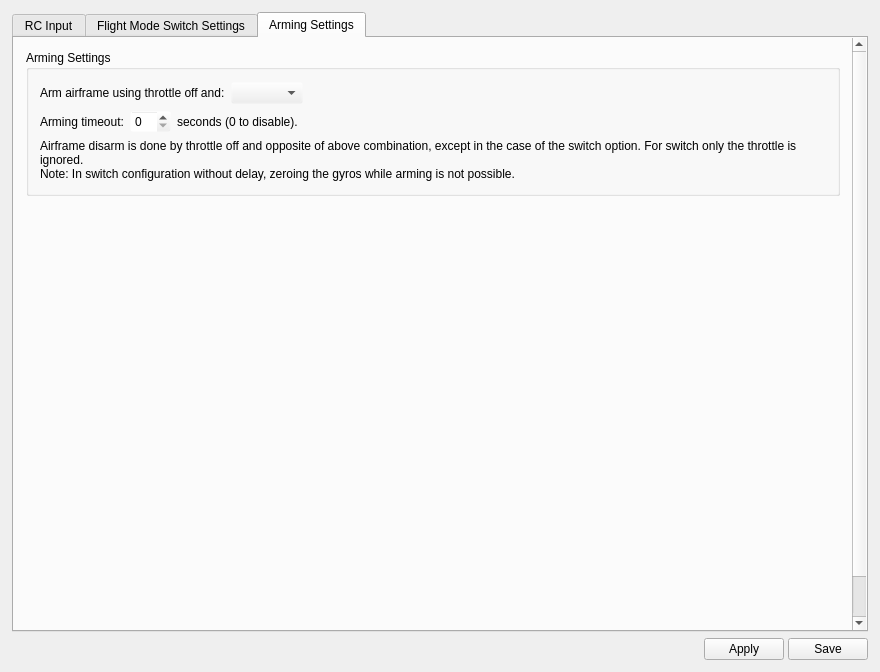
The window that ground/gcs/src/plugins/config/input.ui (TauLabs/TauLabs) describes before a commit, drawn with Qt 5.
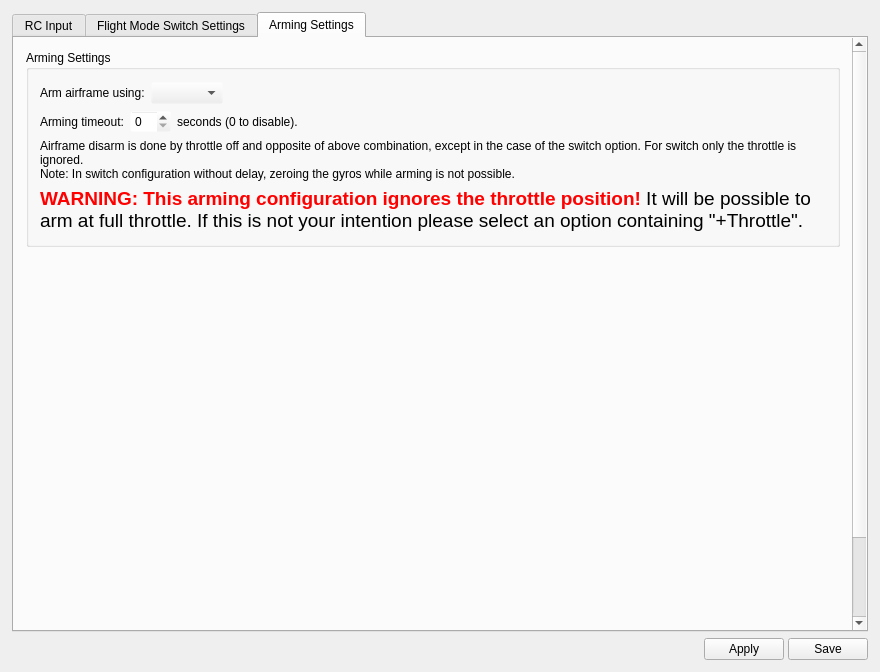
The same window after the commit. The open tabs and pages were chosen to show the change. Icons and pictures are not drawn.

Commit message:
Flight: Clarify arming configuration, warn when throttle not checked
Add +Throttle to all options which check throttle position.
Add a warning in GCS when an option which doesn't check throttle is selected.
Clarify label on arming option combobox.

What changed in the file:
```diff
--- a/ground/gcs/src/plugins/config/input.ui
+++ b/ground/gcs/src/plugins/config/input.ui
@@ -1313,8 +1313,8 @@
            <rect>
             <x>0</x>
             <y>0</y>
-            <width>835</width>
-            <height>640</height>
+            <width>838</width>
+            <height>737</height>
            </rect>
           </property>
           <layout class="QVBoxLayout" name="verticalLayout_2">
@@ -1350,7 +1350,7 @@
                    </font>
                   </property>
                   <property name="text">
-                   <string>Arm airframe using throttle off and:</string>
+                   <string>Arm airframe using:</string>
                   </property>
                  </widget>
                 </item>
@@ -1435,6 +1435,16 @@
                 </property>
                </widget>
               </item>
+              <item>
+               <widget class="QLabel" name="lblThrottleCheckWarn">
+                <property name="text">
+                 <string>&lt;html&gt;&lt;head/&gt;&lt;body&gt;&lt;p&gt;&lt;span style=&quot; font-size:14pt; font-weight:600; color:#ff0000;&quot;&gt;WARNING: This arming configuration ignores the throttle position!&lt;/span&gt;&lt;span style=&quot; font-size:14pt;&quot;&gt; It will be possible to arm at full throttle. If this is not your intention please select an option containing &amp;quot;+Throttle&amp;quot;.&lt;/span&gt;&lt;/p&gt;&lt;/body&gt;&lt;/html&gt;</string>
+                </property>
+                <property name="wordWrap">
+                 <bool>true</bool>
+                </property>
+               </widget>
+              </item>
              </layout>
             </widget>
            </item>
```
Left out of the diff: 122 changed lines with no effect on the pictures. The commit also changes 4 other files.
